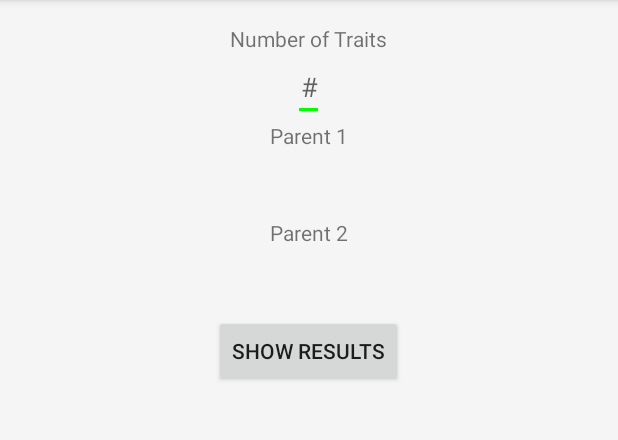
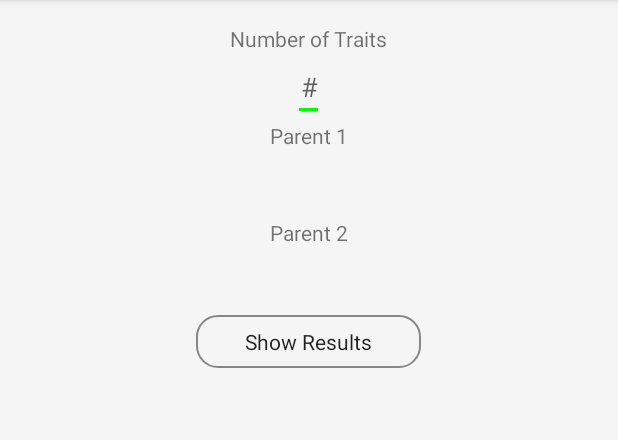
Before and after one commit to ThePieMonster/PunnettSquare, an Android app: the screen it shows after launch (MainActivity), on a phone screen of 412 x 824 dp, the part 84-524 px from its top. Run offline under Robolectric (Android 15) with nearby library versions, the phone set to English and light mode, and no system bars.

Commit message:
Finished dark theme

```diff
--- /dev/null
+++ b/app/src/main/res/drawable/button_dark.xml
@@ -0,0 +1,18 @@
+<shape xmlns:android="http://schemas.android.com/apk/res/android" android:shape="rectangle" >
+    <corners
+        android:radius="14dp"
+        />
+    <solid
+        android:color="@color/WhiteSmoke"
+        />
+    <padding
+        android:left="0dp"
+        android:top="0dp"
+        android:right="0dp"
+        android:bottom="0dp"
+        />
+    <stroke
+        android:width="1dp"
+        android:color="#878787"
+        />
+</shape>
--- /dev/null
+++ b/app/src/main/res/drawable/button_dark_selector.xml
@@ -0,0 +1,5 @@
+<?xml version="1.0" encoding="utf-8"?>
+<selector xmlns:android="http://schemas.android.com/apk/res/android" android:exitFadeDuration="@android:integer/config_shortAnimTime">
+    <item android:state_pressed="false" android:drawable="@drawable/button_light"/>
+    <item android:state_pressed="true" android:drawable="@drawable/button_dark"/>
+</selector>
--- /dev/null
+++ b/app/src/main/res/drawable/button_light.xml
@@ -0,0 +1,18 @@
+<shape xmlns:android="http://schemas.android.com/apk/res/android" android:shape="rectangle" >
+    <corners
+        android:radius="14dp"
+        />
+    <solid
+        android:color="@color/DarkGray"
+        />
+    <padding
+        android:left="0dp"
+        android:top="0dp"
+        android:right="0dp"
+        android:bottom="0dp"
+        />
+    <stroke
+        android:width="1dp"
+        android:color="#878787"
+        />
+</shape>
--- /dev/null
+++ b/app/src/main/res/drawable/button_light_selector.xml
@@ -0,0 +1,5 @@
+<?xml version="1.0" encoding="utf-8"?>
+<selector xmlns:android="http://schemas.android.com/apk/res/android" android:exitFadeDuration="@android:integer/config_shortAnimTime">
+    <item android:state_pressed="false" android:drawable="@drawable/button_dark"/>
+    <item android:state_pressed="true" android:drawable="@drawable/button_light"/>
+</selector>
--- a/app/src/main/res/layout/activity_main.xml
+++ b/app/src/main/res/layout/activity_main.xml
@@ -67,13 +67,15 @@
     </TableLayout>
 
     <Button
-        android:layout_width="wrap_content"
-        android:layout_height="wrap_content"
+        android:layout_width="150dp"
+        android:layout_height="35dp"
         android:layout_below="@+id/table"
         android:text="Show Results"
         android:onClick="onClick"
         android:layout_centerHorizontal="true"
-        android:id="@+id/button"/>
+        android:id="@+id/button"
+        android:gravity="center"
+        android:background="?buttonStyle"/>
 
     <TableLayout
         android:layout_below="@id/button"
--- a/app/src/main/res/values/styles.xml
+++ b/app/src/main/res/values/styles.xml
@@ -7,6 +7,9 @@
         <item name="colorPrimaryDark">@color/DarkLimeGreen</item>
         <item name="colorAccent">@color/Lime</item>
         <item name="android:windowBackground">@color/WhiteSmoke</item>
+
+        <item name="android:buttonStyle">@drawable/button_light_selector</item>
+        <item name="android:itemBackground">@color/WhiteSmoke</item>
     </style>
 
     <style name="AppThemeDark">
@@ -15,11 +18,26 @@
         <item name="colorAccent">@color/Lime</item>
         <item name="android:windowBackground">@color/DarkGray</item>
 
-        <item name="android:textColor">@color/Red</item>
+        <item name="android:buttonStyle">@drawable/button_dark_selector</item>
+        <item name="android:itemBackground">@color/DarkGray</item>
+        <item name="android:itemTextAppearance">@style/MenuTextApearanceDark</item>
+
+        <item name="android:dialogTheme">@style/DialogStyleDark</item>
+        <item name="android:alertDialogTheme">@style/DialogStyleDark</item>
+
+        <item name="android:editTextColor">@color/White</item>
         <item name="android:textColorHint">@color/Gray</item>
-        <item name="android:textColorPrimary">@color/Green</item>
-        <item name="android:textColorSecondary">@color/Blue</item>
-        <item name="android:textColorTertiary">@color/Yellow</item>
+        <item name="android:textColorPrimary">@color/White</item>
+        <item name="android:textColorSecondary">@color/Gray</item>
+        <item name="android:textColorTertiary">@color/White</item>
+    </style>
+
+    <style name="MenuTextApearanceDark" parent="@android:style/TextAppearance.Widget.IconMenu.Item">
+        <item name="android:textColor">@color/White</item>
+    </style>
+
+    <style name="DialogStyleDark" parent="android:Theme.Material.Dialog">
+        <item name="android:colorAccent">@color/Lime</item>
     </style>
 
 </resources>
```
